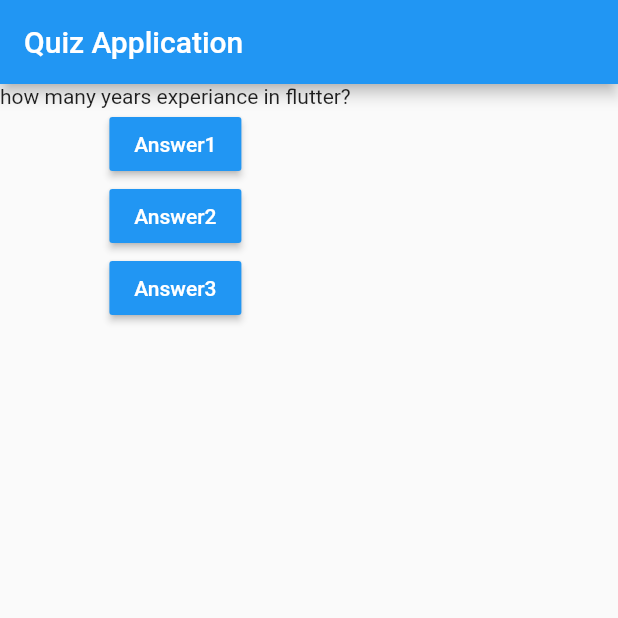
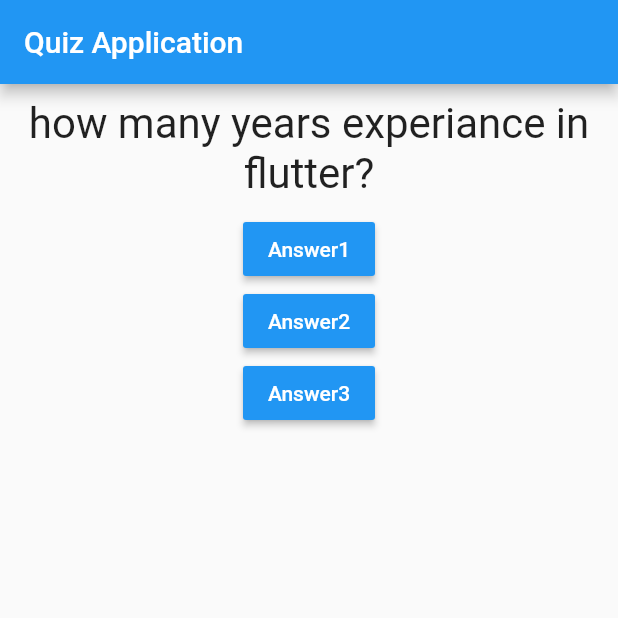
Before and after one commit to Hamjeth68/Flutter_App, a Flutter app: the screen it shows after launch, on a phone screen of 412 x 824 dp, the top half of it. Run offline on Flutter 3.47's test engine with Material 2 defaults, Android fonts, the phone set to English and light mode, and no system bars.

Commit message:
style fixed

```diff
--- a/lib/main.dart
+++ b/lib/main.dart
@@ -37,7 +37,7 @@ class MyAppState extends State<MyApp> {
         ),
         body: Column(
           children: [
-            Text(Questions[questionIndex]),
+            Question(Questions[questionIndex]),
             RaisedButton(
               child: Text('Answer1'),
               onPressed: answerQuestion,
--- a/lib/question.dart
+++ b/lib/question.dart
@@ -7,10 +7,14 @@ class Question extends StatelessWidget {
 
   @override
   Widget build(BuildContext context) {
-    return Text(
-      questionText,
-      style: TextStyle(fontSize: 28),
-      textAlign: TextAlign.center,
+    return Container(
+      width: double.infinity,
+      margin: EdgeInsets.all(10),
+      child: Text(
+        questionText,
+        style: TextStyle(fontSize: 28),
+        textAlign: TextAlign.center,
+      ),
     );
   }
 }
```
